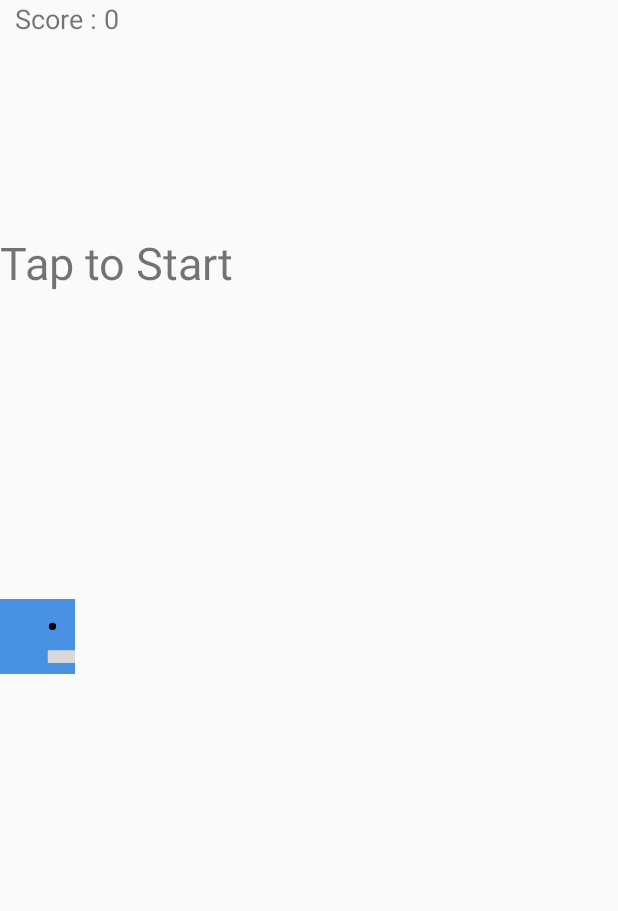
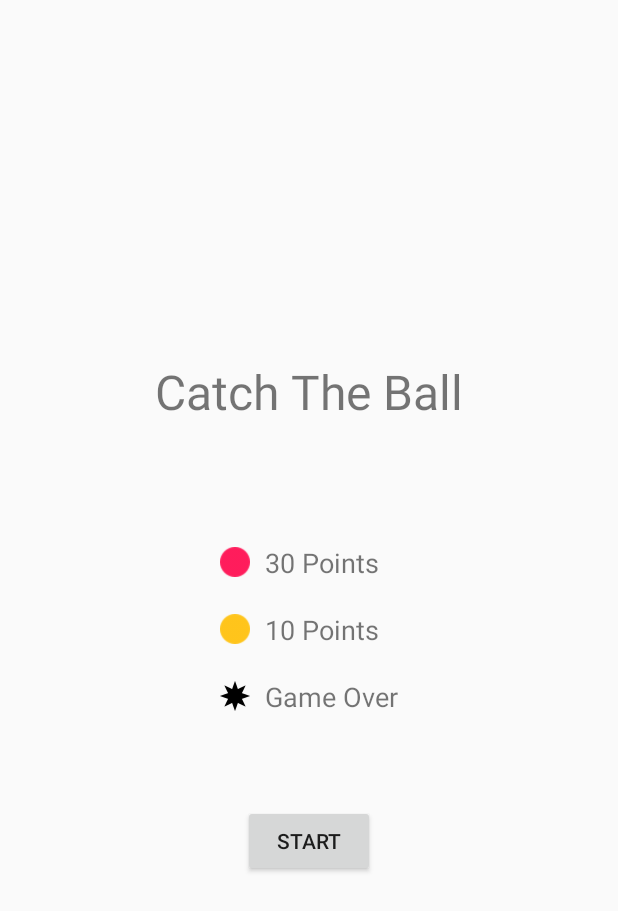
Before and after one commit to ThisIsNSH/Android-BallGame, an Android app: the screen it shows after launch (MainActivity before the commit, start after it), on a phone screen of 412 x 824 dp. Shown: the top 911 px of the screen. Run offline under Robolectric (Android 15) with nearby library versions, the phone set to English and light mode, and no system bars.

Commit message:
game ready

```diff
--- /dev/null
+++ b/app/src/main/java/com/game/nsh/start.java
@@ -0,0 +1,36 @@
+package com.game.nsh;
+
+import android.content.Intent;
+import android.support.v7.app.AppCompatActivity;
+import android.os.Bundle;
+import android.view.KeyEvent;
+import android.view.View;
+
+public class start extends AppCompatActivity {
+
+    @Override
+    protected void onCreate(Bundle savedInstanceState) {
+        super.onCreate(savedInstanceState);
+        setContentView(R.layout.activity_start);
+    }
+
+    public void startGame(View view)
+    {
+        startActivity(new Intent(getApplicationContext(), MainActivity.class));
+
+    }
+
+    @Override
+    public boolean  dispatchKeyEvent(KeyEvent event)
+    {
+        if (event.getAction() == KeyEvent.ACTION_DOWN){
+            switch(event.getKeyCode())
+            {
+                case KeyEvent.KEYCODE_BACK:
+                    return true;
+            }
+        }
+
+        return super.dispatchKeyEvent(event);
+    }
+}
--- /dev/null
+++ b/app/src/main/res/layout/activity_start.xml
@@ -0,0 +1,75 @@
+<?xml version="1.0" encoding="utf-8"?>
+<LinearLayout xmlns:android="http://schemas.android.com/apk/res/android"
+    xmlns:app="http://schemas.android.com/apk/res-auto"
+    xmlns:tools="http://schemas.android.com/tools"
+    android:orientation="vertical"
+    android:layout_width="match_parent"
+    android:layout_height="match_parent"
+    android:gravity="center"
+    tools:context="com.game.nsh.start">
+
+    <TextView
+        android:layout_width="wrap_content"
+        android:layout_height="wrap_content"
+        android:text="Catch The Ball"
+        android:textSize="32sp"
+        />
+
+    <TableLayout
+        android:layout_width="wrap_content"
+        android:layout_marginTop="80dp"
+        android:layout_height="wrap_content">
+
+        <TableRow android:gravity="center_vertical">
+
+            <ImageView
+                android:layout_width="20dp"
+                android:layout_height="20dp"
+                android:src="@drawable/pink"/>
+            <TextView
+                android:layout_width="wrap_content"
+                android:layout_height="wrap_content"
+                android:text="30 Points"
+                android:textSize="18sp"
+                android:paddingLeft="10dp"
+                />
+        </TableRow>
+        <TableRow
+            android:layout_marginTop="20dp" android:gravity="center_vertical">
+
+            <ImageView
+                android:layout_width="20dp"
+                android:layout_height="20dp"
+                android:src="@drawable/orange"/>
+            <TextView
+                android:layout_width="wrap_content"
+                android:layout_height="wrap_content"
+                android:text="10 Points"
+                android:textSize="18sp"
+                android:paddingLeft="10dp"
+                />
+        </TableRow>
+        <TableRow android:layout_marginTop="20dp" android:gravity="center_vertical">
+
+            <ImageView
+                android:layout_width="20dp"
+                android:layout_height="20dp"
+                android:src="@drawable/black"/>
+            <TextView
+                android:layout_width="wrap_content"
+                android:layout_height="wrap_content"
+                android:text="Game Over"
+                android:textSize="18sp"
+                android:paddingLeft="10dp"
+                />
+        </TableRow>
+
+    </TableLayout>
+
+    <Button
+        android:layout_width="wrap_content"
+        android:layout_height="wrap_content"
+        android:text="START"
+        android:layout_marginTop="60dp"
+        android:onClick="startGame"/>
+</LinearLayout>
```
Also changed, not shown: app/src/main/AndroidManifest.xml (+8 -1 lines), app/src/main/java/com/game/nsh/MainActivity.java (+26 -1 lines), app/src/main/java/com/game/nsh/result.java (added, +60 -0 lines), app/src/main/java/com/game/nsh/soundPlayer.java (added, +56 -0 lines), app/src/main/res/layout/activity_result.xml (added, +35 -0 lines), 2 other files.
